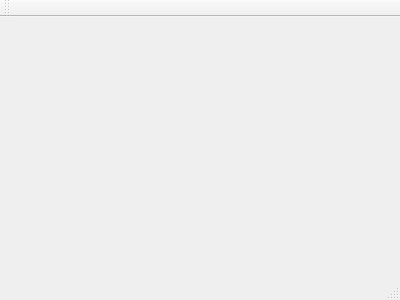
qiayuanl/RM2019SummerCamp, file RCBigAlgo/RCBigQtAlgo/mainwindow.ui: the form before one commit.
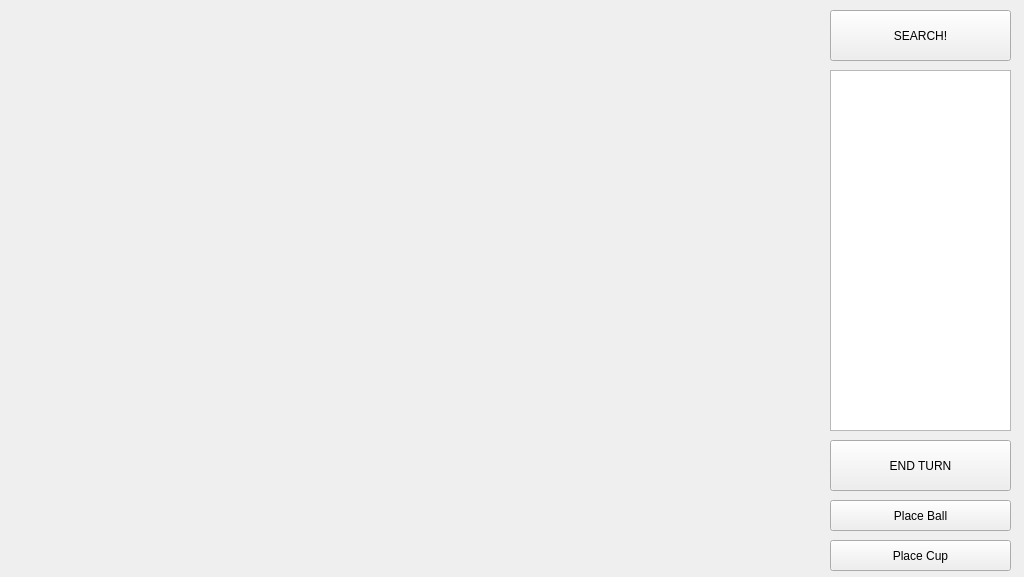
The form after the commit.

Diff of the .ui file:
```diff
--- a/RCBigAlgo/RCBigQtAlgo/mainwindow.ui
+++ b/RCBigAlgo/RCBigQtAlgo/mainwindow.ui
@@ -1,24 +1,114 @@
 <ui version="4.0">
  <class>MainWindow</class>
- <widget class="QMainWindow" name="MainWindow" >
-  <property name="geometry" >
+ <widget class="QMainWindow" name="MainWindow">
+  <property name="geometry">
    <rect>
     <x>0</x>
     <y>0</y>
-    <width>400</width>
-    <height>300</height>
+    <width>1024</width>
+    <height>577</height>
    </rect>
   </property>
   <property name="windowTitle" >
    <string>MainWindow</string>
   </property>
-  <widget class="QMenuBar" name="menuBar" />
-  <widget class="QToolBar" name="mainToolBar" />
-  <widget class="QWidget" name="centralWidget" />
-  <widget class="QStatusBar" name="statusBar" />
+  <widget class="QWidget" name="centralWidget">
+   <widget class="QWidget" name="verticalLayoutWidget">
+    <property name="geometry">
+     <rect>
+      <x>10</x>
+      <y>10</y>
+      <width>801</width>
+      <height>561</height>
+     </rect>
+    </property>
+    <layout class="QVBoxLayout" name="paintLayout"/>
+   </widget>
+   <widget class="QPushButton" name="pbPlaceBall">
+    <property name="geometry">
+     <rect>
+      <x>830</x>
+      <y>500</y>
+      <width>181</width>
+      <height>31</height>
+     </rect>
+    </property>
+    <property name="text">
+     <string>Place Ball</string>
+    </property>
+   </widget>
+   <widget class="QPushButton" name="pbPlaceCup">
+    <property name="geometry">
+     <rect>
+      <x>830</x>
+      <y>540</y>
+      <width>181</width>
+      <height>31</height>
+     </rect>
+    </property>
+    <property name="text">
+     <string>Place Cup</string>
+    </property>
+   </widget>
+   <widget class="QLabel" name="lbGameStatus">
+    <property name="geometry">
+     <rect>
+      <x>820</x>
+      <y>10</y>
+      <width>121</width>
+      <height>41</height>
+     </rect>
+    </property>
+    <property name="font">
+     <font>
+      <pointsize>15</pointsize>
+      <weight>75</weight>
+      <bold>true</bold>
+     </font>
+    </property>
+    <property name="text">
+     <string/>
+    </property>
+   </widget>
+   <widget class="QPushButton" name="pEndTurn">
+    <property name="geometry">
+     <rect>
+      <x>830</x>
+      <y>440</y>
+      <width>181</width>
+      <height>51</height>
+     </rect>
+    </property>
+    <property name="text">
+     <string>END TURN</string>
+    </property>
+   </widget>
+   <widget class="QPushButton" name="pbSearch">
+    <property name="geometry">
+     <rect>
+      <x>830</x>
+      <y>10</y>
+      <width>181</width>
+      <height>51</height>
+     </rect>
+    </property>
+    <property name="text">
+     <string>SEARCH!</string>
+    </property>
+   </widget>
+   <widget class="QPlainTextEdit" name="tGameStatus">
+    <property name="geometry">
+     <rect>
+      <x>830</x>
+      <y>70</y>
+      <width>181</width>
+      <height>361</height>
+     </rect>
+    </property>
+   </widget>
+  </widget>
  </widget>
- <layoutDefault spacing="6" margin="11" />
- <pixmapfunction></pixmapfunction>
+ <layoutdefault spacing="6" margin="11"/>
  <resources/>
  <connections/>
 </ui>
```
Left out of the diff: 5 changed lines with no effect on the pictures.
